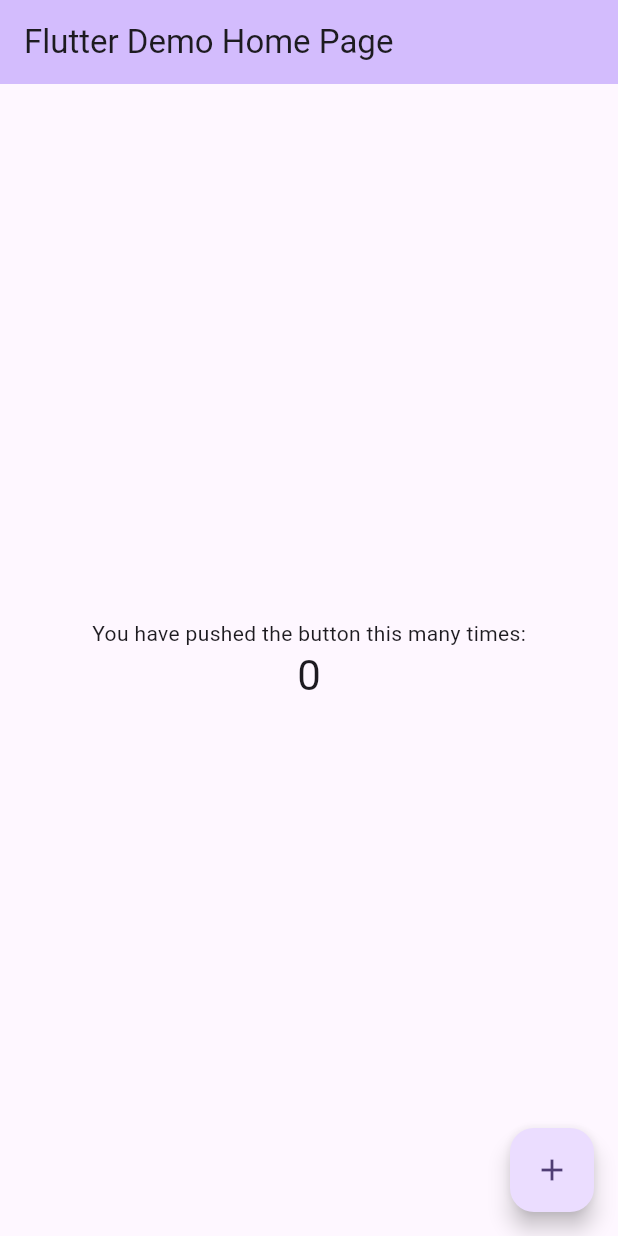
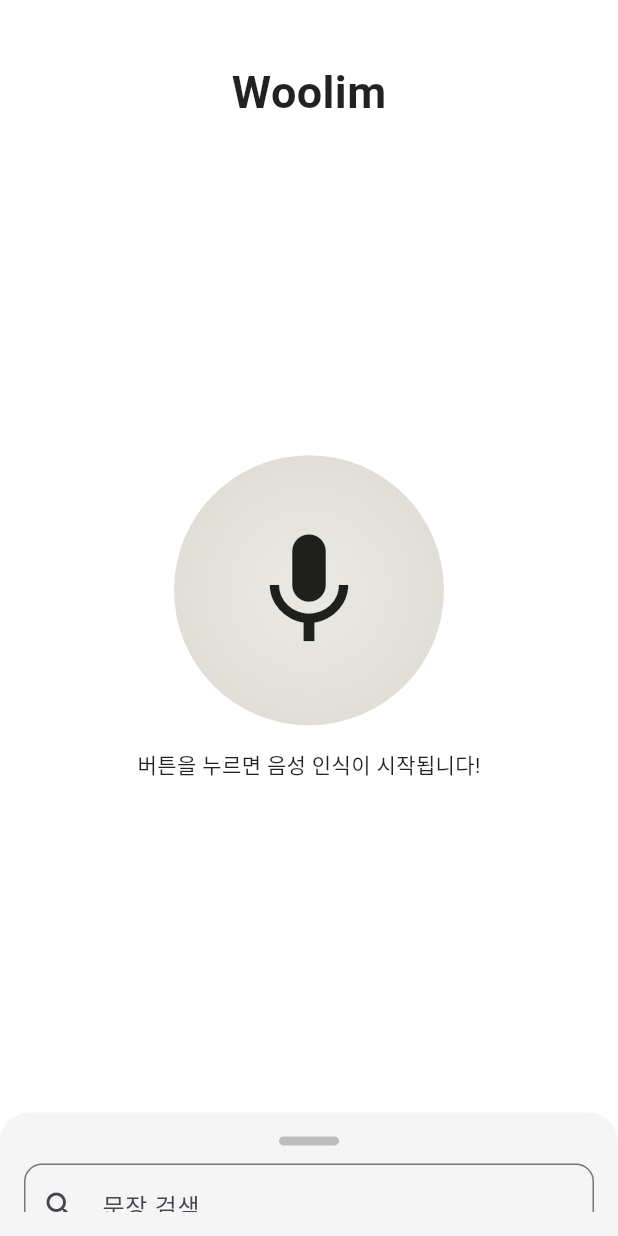
Before and after one commit to th0oel/woolim_app, a Flutter app: the screen it shows after launch, on a phone screen of 412 x 824 dp. Run offline on Flutter 3.47's test engine with Material 3 defaults, Android fonts, the phone set to English and light mode, and no system bars.

Commit message:
즐겨찾기 검색 기능, 마이크 색 변환

```diff
--- a/lib/main.dart
+++ b/lib/main.dart
@@ -7,116 +7,201 @@ void main() {
 class MyApp extends StatelessWidget {
   const MyApp({super.key});
 
-  // This widget is the root of your application.
   @override
   Widget build(BuildContext context) {
-    return MaterialApp(
-      title: 'Flutter Demo',
-      theme: ThemeData(
-        // This is the theme of your application.
-        //
-        // TRY THIS: Try running your application with "flutter run". You'll see
-        // the application has a purple toolbar. Then, without quitting the app,
-        // try changing the seedColor in the colorScheme below to Colors.green
-        // and then invoke "hot reload" (save your changes or press the "hot
-        // reload" button in a Flutter-supported IDE, or press "r" if you used
-        // the command line to start the app).
-        //
-        // Notice that the counter didn't reset back to zero; the application
-        // state is not lost during the reload. To reset the state, use hot
-        // restart instead.
-        //
-        // This works for code too, not just values: Most code changes can be
-        // tested with just a hot reload.
-        colorScheme: ColorScheme.fromSeed(seedColor: Colors.deepPurple),
-      ),
-      home: const MyHomePage(title: 'Flutter Demo Home Page'),
+    return const MaterialApp(
+      debugShowCheckedModeBanner: false,
+      home: HomeScreen(),
     );
   }
 }
 
-class MyHomePage extends StatefulWidget {
-  const MyHomePage({super.key, required this.title});
-
-  // This widget is the home page of your application. It is stateful, meaning
-  // that it has a State object (defined below) that contains fields that affect
-  // how it looks.
-
-  // This class is the configuration for the state. It holds the values (in this
-  // case the title) provided by the parent (in this case the App widget) and
-  // used by the build method of the State. Fields in a Widget subclass are
-  // always marked "final".
-
-  final String title;
+class HomeScreen extends StatefulWidget {
+  const HomeScreen({super.key});
 
   @override
-  State<MyHomePage> createState() => _MyHomePageState();
+  State<HomeScreen> createState() => _HomeScreenState();
 }
 
-class _MyHomePageState extends State<MyHomePage> {
-  int _counter = 0;
+class _HomeScreenState extends State<HomeScreen> {
+  final List<String> allSentences = [
+    '안녕하세요, 무엇을 도와드릴까요?',
+    '오늘 날씨 어때요?',
+    '알람 설정해줘',
+    '타이머 5분 맞춰줘',
+    '불 꺼줘',
+  ];
 
-  void _incrementCounter() {
+  List<String> filteredSentences = [];
+  final TextEditingController _searchController = TextEditingController();
+  bool _isListening = false; // 음성 입력 상태
+
+  @override
+  void initState() {
+    super.initState();
+    filteredSentences = List.from(allSentences);
+  }
+
+  void _filterSentences(String query) {
     setState(() {
-      // This call to setState tells the Flutter framework that something has
-      // changed in this State, which causes it to rerun the build method below
-      // so that the display can reflect the updated values. If we changed
-      // _counter without calling setState(), then the build method would not be
-      // called again, and so nothing would appear to happen.
-      _counter++;
+      filteredSentences =
+          allSentences.where((sentence) => sentence.contains(query)).toList();
+    });
+  }
+
+  void _toggleListening() {
+    setState(() {
+      _isListening = !_isListening;
+      // 여기에서 실제 음성 인식 시작/중지 로직 연결 가능
     });
   }
 
   @override
   Widget build(BuildContext context) {
-    // This method is rerun every time setState is called, for instance as done
-    // by the _incrementCounter method above.
-    //
-    // The Flutter framework has been optimized to make rerunning build methods
-    // fast, so that you can just rebuild anything that needs updating rather
-    // than having to individually change instances of widgets.
     return Scaffold(
-      appBar: AppBar(
-        // TRY THIS: Try changing the color here to a specific color (to
-        // Colors.amber, perhaps?) and trigger a hot reload to see the AppBar
-        // change color while the other colors stay the same.
-        backgroundColor: Theme.of(context).colorScheme.inversePrimary,
-        // Here we take the value from the MyHomePage object that was created by
-        // the App.build method, and use it to set our appbar title.
-        title: Text(widget.title),
+      backgroundColor: Colors.white,
+      body: Stack(
+        children: [
+          // 상단 고정 Woolim 텍스트
+          const Positioned(
+            top: 40,
+            left: 0,
+            right: 0,
+            child: Center(
+              child: Text(
+                'Woolim',
+                style: TextStyle(
+                  fontSize: 30,
+                  fontWeight: FontWeight.bold,
+                  color: Colors.black87,
                 ),
-      body: Center(
-        // Center is a layout widget. It takes a single child and positions it
-        // in the middle of the parent.
+              ),
+            ),
+          ),
+
+          // 중앙 마이크 버튼 + 안내 텍스트
+          Center(
             child: Column(
-          // Column is also a layout widget. It takes a list of children and
-          // arranges them vertically. By default, it sizes itself to fit its
-          // children horizontally, and tries to be as tall as its parent.
-          //
-          // Column has various properties to control how it sizes itself and
-          // how it positions its children. Here we use mainAxisAlignment to
-          // center the children vertically; the main axis here is the vertical
-          // axis because Columns are vertical (the cross axis would be
-          // horizontal).
-          //
-          // TRY THIS: Invoke "debug painting" (choose the "Toggle Debug Paint"
-          // action in the IDE, or press "p" in the console), to see the
-          // wireframe for each widget.
-          mainAxisAlignment: MainAxisAlignment.center,
-          children: <Widget>[
-            const Text('You have pushed the button this many times:'),
+              mainAxisSize: MainAxisSize.min,
+              children: [
+                // 기존 GestureDetector 안의 child: Container(...) 부분을 아래로 교체
+
+                GestureDetector(
+                  onTap: _toggleListening,
+                  child: Container(
+                    width: 180,
+                    height: 180,
+                    decoration: _isListening
+                        ? const BoxDecoration(
+                      shape: BoxShape.circle,
+                      color: Color(0xFFFAED7D), // 인식 중: 노란 배경
+                    )
+                        : const BoxDecoration(
+                      shape: BoxShape.circle,
+                      gradient: RadialGradient(
+                        colors: [
+                          Color(0xFFEAE9E4), // 바깥쪽
+                          Color(0xFFDAD8CF), // 안쪽
+                        ],
+                        radius: 0.8,
+                      ),
+                    ),
+                    child: const Center(
+                      child: Icon(
+                        Icons.mic,
+                        color: Colors.black87,
+                        size: 90,
+                      ),
+                    ),
+                  ),
+                ),
+
+                const SizedBox(height: 16),
                 Text(
-              '$_counter',
-              style: Theme.of(context).textTheme.headlineMedium,
+                  _isListening
+                      ? '듣고 있습니다!'
+                      : '버튼을 누르면 음성 인식이 시작됩니다!',
+                  style: const TextStyle(
+                    fontSize: 14,
+                    color: Colors.black87,
+                  ),
                 ),
               ],
             ),
           ),
-      floatingActionButton: FloatingActionButton(
-        onPressed: _incrementCounter,
-        tooltip: 'Increment',
-        child: const Icon(Icons.add),
-      ), // This trailing comma makes auto-formatting nicer for build methods.
+
+          // 아래 슬라이드 시트
+          DraggableScrollableSheet(
+            initialChildSize: 0.1,
+            minChildSize: 0.1,
+            maxChildSize: 0.5,
+            builder: (context, scrollController) {
+              return Container(
+                padding: const EdgeInsets.all(16),
+                decoration: const BoxDecoration(
+                  color: Color(0xFFF5F5F5),
+                  borderRadius: BorderRadius.vertical(
+                    top: Radius.circular(20),
+                  ),
+                ),
+                child: SingleChildScrollView(
+                  controller: scrollController,
+                  child: Column(
+                    crossAxisAlignment: CrossAxisAlignment.start,
+                    children: [
+                      Center(
+                        child: Container(
+                          width: 40,
+                          height: 6,
+                          margin: const EdgeInsets.only(bottom: 12),
+                          decoration: BoxDecoration(
+                            color: Colors.grey[400],
+                            borderRadius: BorderRadius.circular(3),
+                          ),
+                        ),
+                      ),
+                      TextField(
+                        controller: _searchController,
+                        onChanged: _filterSentences,
+                        decoration: InputDecoration(
+                          hintText: '문장 검색',
+                          prefixIcon: const Icon(Icons.search),
+                          border: OutlineInputBorder(
+                            borderRadius: BorderRadius.circular(12),
+                          ),
+                        ),
+                      ),
+                      const SizedBox(height: 12),
+                      const Text(
+                        '저장된 문장',
+                        style: TextStyle(
+                          fontSize: 16,
+                          fontWeight: FontWeight.bold,
+                        ),
+                      ),
+                      const SizedBox(height: 8),
+                      if (filteredSentences.isEmpty)
+                        const Padding(
+                          padding: EdgeInsets.only(top: 20),
+                          child: Center(
+                              child: Text('일치하는 문장이 없습니다')),
+                        )
+                      else
+                        ...filteredSentences.map(
+                              (text) => Padding(
+                            padding:
+                            const EdgeInsets.symmetric(vertical: 4),
+                            child: Text(text),
+                          ),
+                        ),
+                    ],
+                  ),
+                ),
+              );
+            },
+          ),
+        ],
+      ),
     );
   }
 }
--- a/pubspec.yaml
+++ b/pubspec.yaml
@@ -30,6 +30,7 @@ environment:
 dependencies:
   flutter:
     sdk: flutter
+#  speech_to_text: 5.8.0
 
   # The following adds the Cupertino Icons font to your application.
   # Use with the CupertinoIcons class for iOS style icons.
```
Also changed, not shown: pubspec.lock, 3 other files. Lines whose indentation alone changed are shown as unchanged.
